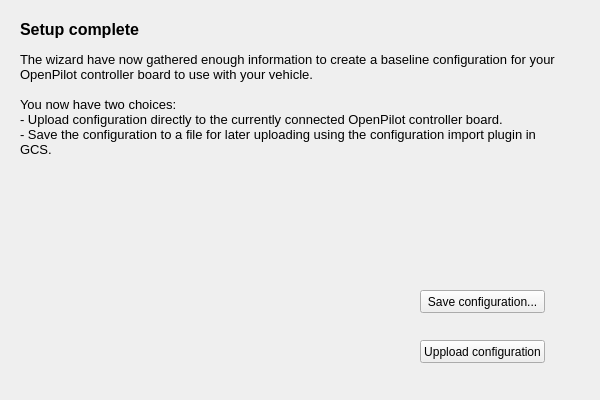
The window that ground/openpilotgcs/src/plugins/setupwizard/pages/endpage.ui (openpilot/OpenPilot) describes before a commit, drawn with Qt 5.
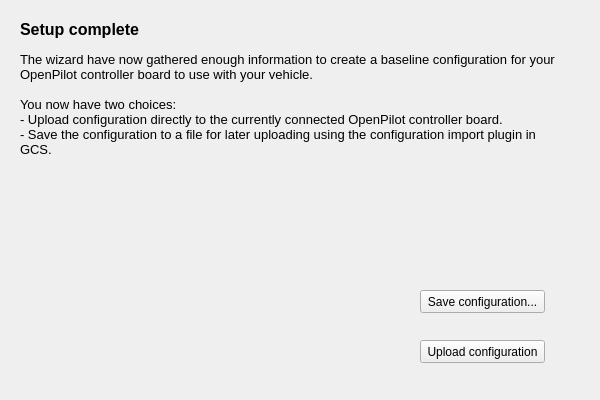
The same window after the commit.

The edit to the form file:
```diff
--- a/ground/openpilotgcs/src/plugins/setupwizard/pages/endpage.ui
+++ b/ground/openpilotgcs/src/plugins/setupwizard/pages/endpage.ui
@@ -71,7 +71,7 @@
     </rect>
    </property>
    <property name="text">
-    <string>Uppload configuration</string>
+    <string>Upload configuration</string>
    </property>
   </widget>
  </widget>
```
